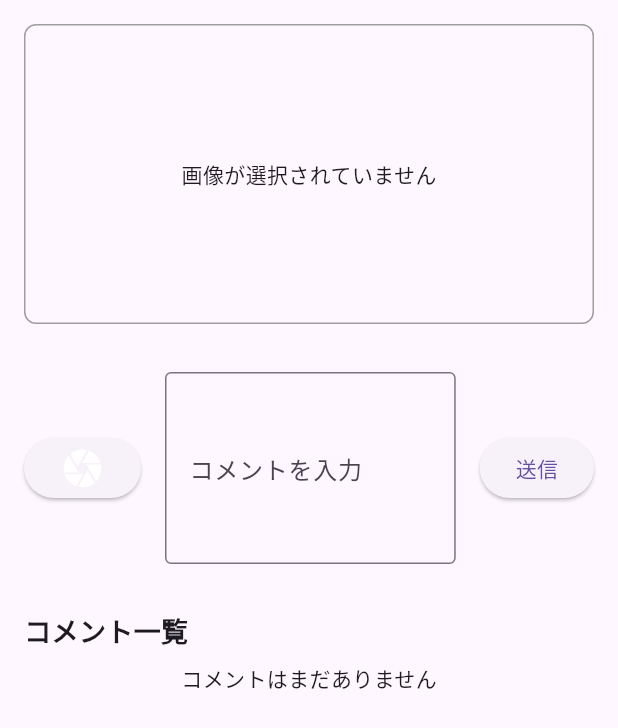
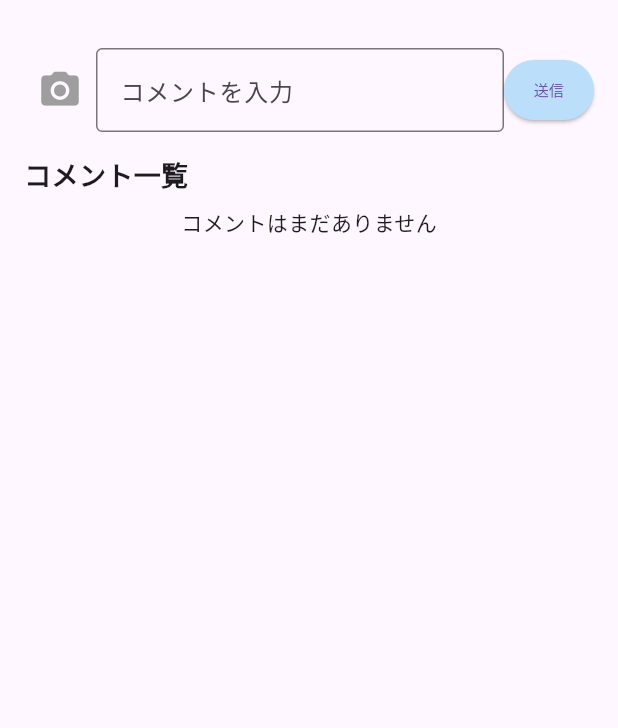
Before and after one commit to yoshiminato/2025_B, a Flutter app: the CommentsWidget widget shown alone on an empty page, opened directly with empty values, on a phone screen of 412 x 824 dp. Shown: the top 728 px of the screen. Run offline on Flutter 3.47's test engine with Material 3 defaults, Android fonts, the phone set to English and light mode, and no system bars; our stand-ins replace camera, cloud_firestore, cloud_functions, firebase_auth, firebase_core, firebase_storage and 6 more; accounts and stored records are empty; generated files the repository leaves out were written again; network calls fail.

Commit message:
コメント画面レイアウト変更

```diff
--- a/class_2025_b/lib/widgets/comment_widget.dart
+++ b/class_2025_b/lib/widgets/comment_widget.dart
@@ -65,48 +65,83 @@ class CommentsWidget extends HookConsumerWidget {
       return null;
     }, [refreshTrigger.value]);
 
-    final imageContainer = Container(
-      width: double.infinity,
-      height: 200,
+    final imageContainer = selectedImage == null
+    ?
+    SizedBox(
+      width: 0,
+      height: 0,
+    )
+    :
+    Container(
+      width: 100,
+      height: 100,
+      child: Stack(
+        children: [
+          // 画像本体
+          Container(
+            width: 100,
+            height: 100,
             decoration: BoxDecoration(
               border: Border.all(color: Colors.grey),
               borderRadius: BorderRadius.circular(8),
             ),
-      child: selectedImage == null
-        ? const Center(child: Text("画像が選択されていません"))
-        : ClipRRect(
+            child: ClipRRect(
               borderRadius: BorderRadius.circular(8),
               child: Image.file(
-              selectedImage,
+                selectedImage!,
                 fit: BoxFit.cover,
               ),
             ),
+          ),
+          // 削除ボタン（右上に配置）
+          Positioned(
+            top: -8,
+            right: -8,
+            child: IconButton(
+              onPressed: () {
+                // selectedImageをnullに初期化
+                ref.read(selectedImageProvider.notifier).state = null;
+              },
+              icon: Container(
+                decoration: const BoxDecoration(
+                  color: Colors.red,
+                  shape: BoxShape.circle,
+                ),
+                child: const Icon(
+                  Icons.close,
+                  color: Colors.white,
+                  size: 16,
+                ),
+              ),
+              padding: EdgeInsets.zero,
+              constraints: const BoxConstraints(
+                minWidth: 24,
+                minHeight: 24,
+              ),
+            ),
+          ),
+        ],
+      ),
     );
+
 
     final textField = TextField(
       controller: textController,
+      keyboardType: TextInputType.multiline,
       decoration: InputDecoration(
         labelText: "コメントを入力",
         border: OutlineInputBorder(),
       ),
       onChanged: (value) => currentCommentState.value = value,
-      maxLines: 4,
-    );
-
-    final textFieldContainer = Container(
-      // width: double.infinity,
-      padding: const EdgeInsets.all(16.0),
-      child: textField,
-    );
-
-    final imageButton = ElevatedButton(
-      onPressed: () async {
-        AppRouter.goToCameraCapture(context);
-      },
-      child: const Icon(Icons.camera, size: 30, color: Colors.white),
+      minLines: 1,
+      maxLines: 5,
     );
 
 
+    final captureButton = IconButton(
+      icon: const Icon(Icons.camera_alt, size: 30, color: Colors.grey),
+      onPressed: () => AppRouter.goToCameraCapture(context)
+      );
 
     final submitButton = ElevatedButton(
       onPressed: signedIn ?
@@ -117,7 +152,6 @@ class CommentsWidget extends HookConsumerWidget {
           // 例えば、APIにPOSTリクエストを送るなど
 
           final user = ref.read(userProvider);
-
 
           // 画像URLを格納する変数
           late final String? imageUrl;
@@ -164,8 +198,20 @@ class CommentsWidget extends HookConsumerWidget {
         }
       } :
       null,
-      child: const Text("送信"),
+      style: ElevatedButton.styleFrom(
+       padding: const EdgeInsets.symmetric(horizontal: 8, vertical: 8),
+       minimumSize: const Size(65, 40),  // 最小サイズを指定
+       backgroundColor: Colors.blue[100],   // ボタンの背景色),
+      ),
+      child: const Text("送信", style: TextStyle(fontSize: 10), textAlign: TextAlign.center,),
     );
+
+    final submitButtonContainer = SizedBox(
+      width: 60,
+      child: submitButton,
+    );
+
+
 
     final commentsContainer = Container(
       width: double.infinity,
@@ -178,11 +224,11 @@ class CommentsWidget extends HookConsumerWidget {
           Row(
             mainAxisAlignment: MainAxisAlignment.spaceBetween,
             children: [
-              imageButton,
+              captureButton,
               Expanded(
-                child: textFieldContainer,
+                child: textField,
               ),
-              submitButton,
+              submitButtonContainer,
             ],
           ),
           const SizedBox(height: 16),
```
Lines whose indentation alone changed are shown as unchanged.
